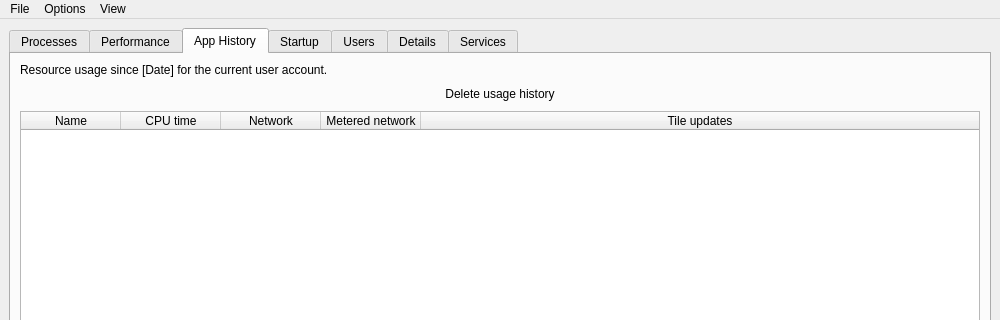
Above: mainwindow.ui from Sawska/Sawska-s-Task-manager before the change; both pictures show x 0 to 1000 and y 0 to 320 of the 1000 by 700 pixel window. Below: the same form after it.
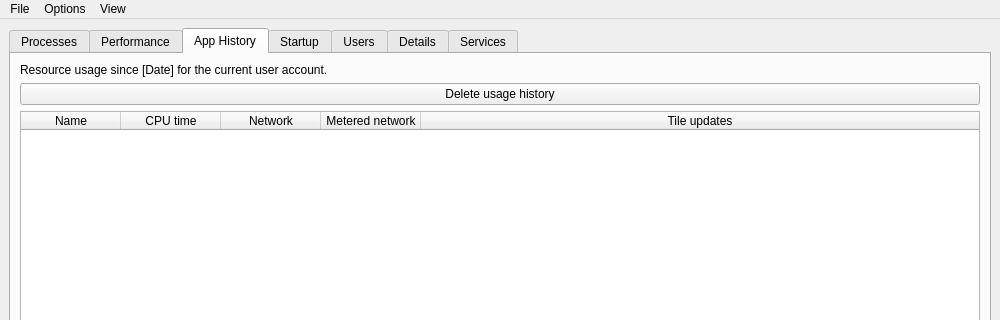
That is the form after the change. The open tabs and pages were chosen to show the change.

Commit message: added new tabs implementation

The edit to the form file:
```diff
--- a/mainwindow.ui
+++ b/mainwindow.ui
@@ -113,15 +113,15 @@
         </item>
         <item>
          <widget class="QPushButton" name="deleteHistoryButton">
-          <property name="text">
-           <string>Delete usage history</string>
-          </property>
-          <property name="flat">
-           <bool>true</bool>
-          </property>
           <property name="cursor">
            <cursorShape>PointingHandCursor</cursorShape>
           </property>
+          <property name="text">
+           <string>Delete usage history</string>
+          </property>
+          <property name="flat">
+           <bool>false</bool>
+          </property>
          </widget>
         </item>
         <item>
```
Left out of the diff: 15 changed lines with no effect on the pictures. The commit also changes 6 other files.
